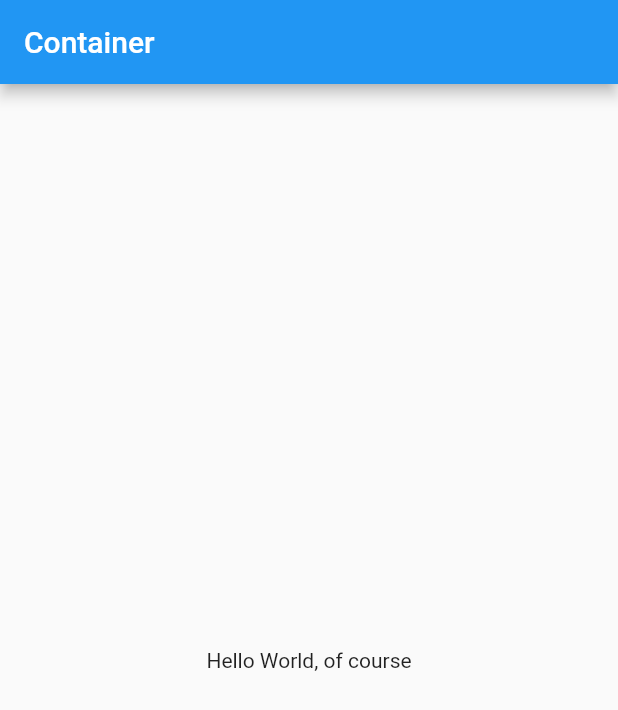
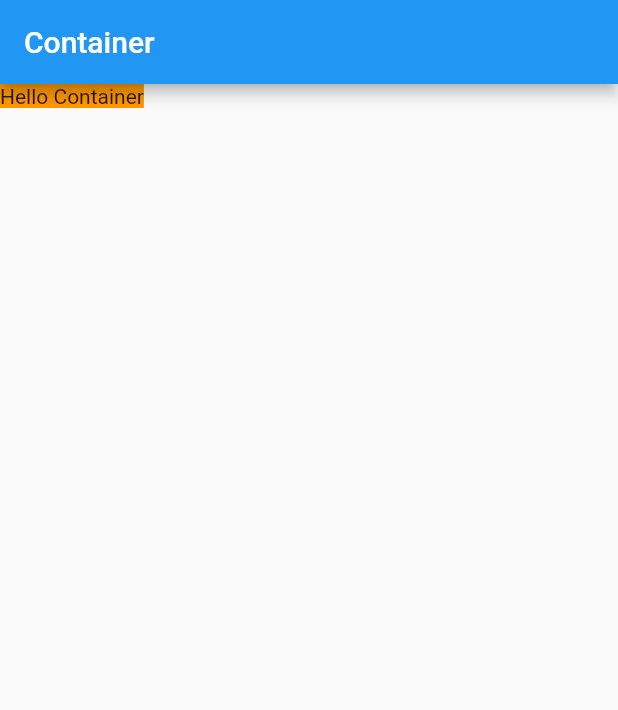
Before and after one commit to ChidiChuks/fl_demo_container, a Flutter app: the screen it shows after launch, on a phone screen of 412 x 824 dp. Shown: the top 710 px of the screen. Run offline on Flutter 3.47's test engine with Material 2 defaults, Android fonts, the phone set to English and light mode, and no system bars.

Commit message:
creating a body with column of container widget

```diff
--- a/lib/main.dart
+++ b/lib/main.dart
@@ -11,8 +11,13 @@ class MyApp extends StatelessWidget {
         appBar: AppBar(
           title: Text('Container'),
         ),
-        body: Center(
-          child: Text('Hello World, of course'),
+        body: Column(
+          children: <Widget>[
+            Container(
+              color: Colors.orange,
+              child: Text("Hello Container"),
+            ),
+          ],
         ),
       ),
     );
```
